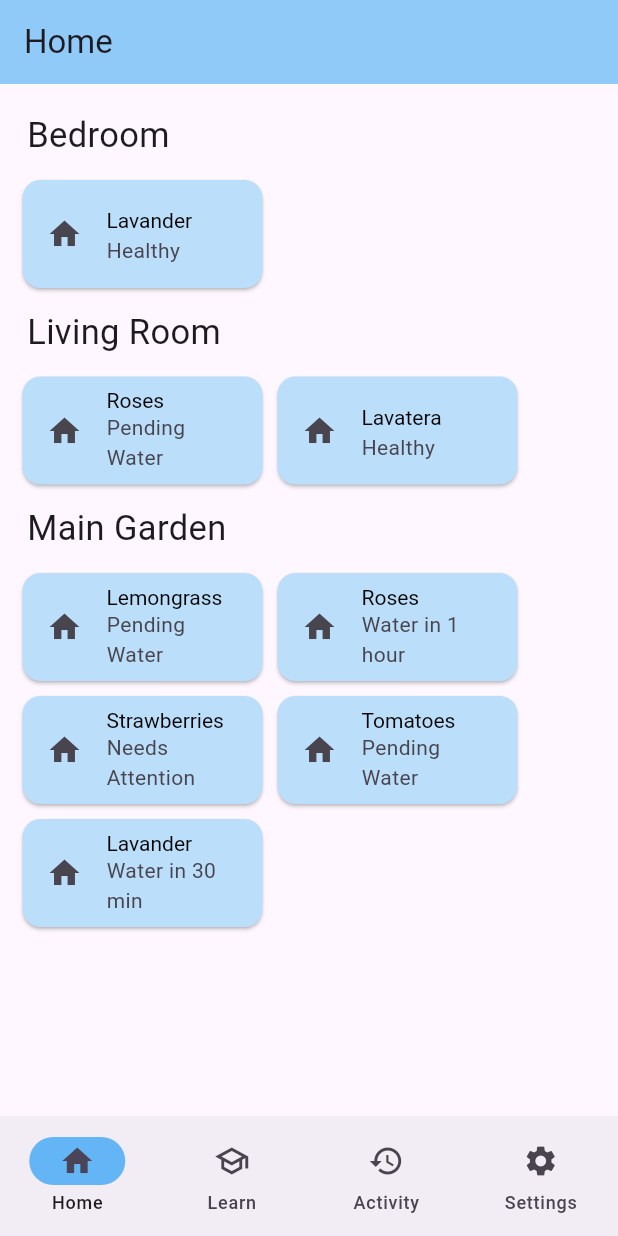
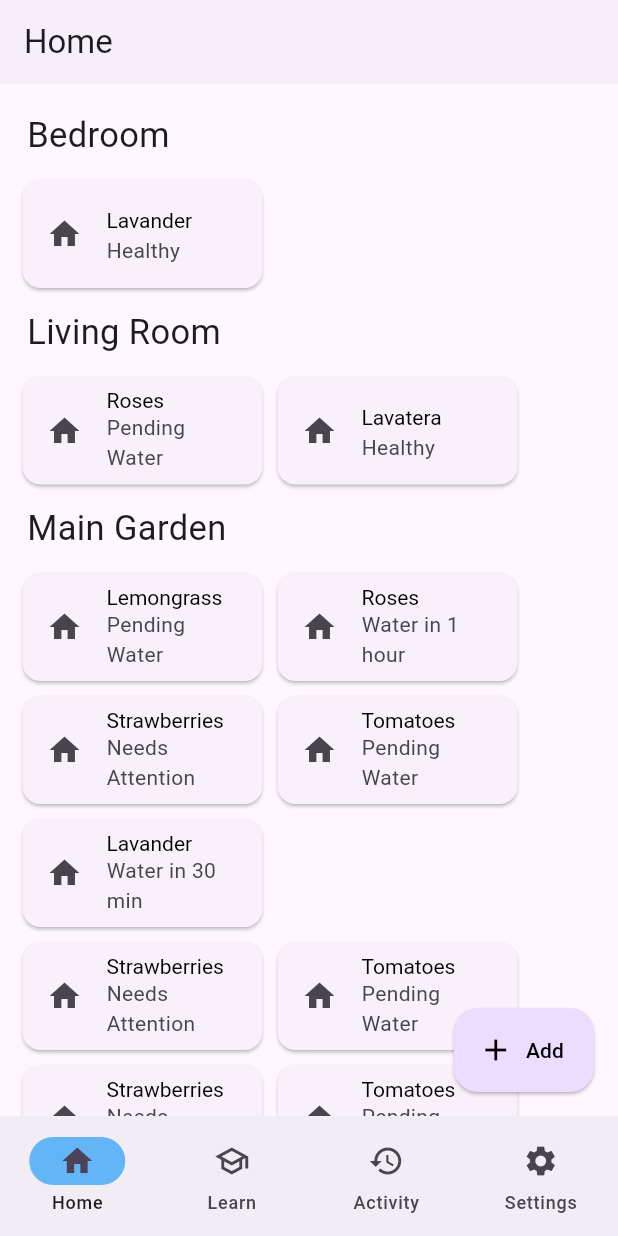
Before and after one commit to nexgeniusupc/plantguard-mobile, a Flutter app: the screen it shows after launch, on a phone screen of 412 x 824 dp. Run offline on Flutter 3.47's test engine with Material 2 defaults, Android fonts, the phone set to English and light mode, and no system bars.

Commit message:
feat: home view scrollable and added neutral colors

```diff
--- a/lib/views/app_card.dart
+++ b/lib/views/app_card.dart
@@ -20,7 +20,7 @@ class _AppCardState extends State<AppCard> {
       children: [
         Card(
           margin: EdgeInsets.all(5.0),
-          color: Colors.blue[100],
+          borderOnForeground: true,
           child: SizedBox(
             width: 160,
             child: ListTile(
--- a/lib/views/home_view.dart
+++ b/lib/views/home_view.dart
@@ -17,9 +17,10 @@ class _HomeViewState extends State<HomeView> {
     return Scaffold(
       appBar: AppBar(
         title: const Text('Home'),
-        backgroundColor: Colors.blue[200],
+        elevation: 1,
       ),
-      body: Padding(
+      body: SingleChildScrollView(
+       child: Padding(
         padding: const EdgeInsets.all(10.0),
         child: Column(
           crossAxisAlignment: CrossAxisAlignment.start,
@@ -107,15 +108,49 @@ class _HomeViewState extends State<HomeView> {
               ),
             ],
           ),
+          Row(
+            children: [
+              AppCard(
+                icon: Icon(Icons.home),
+                title: Text('Strawberries'),
+                subtitle: Text('Needs Attention'),
+              ),
+              AppCard(
+                icon: Icon(Icons.home),
+                title: Text('Tomatoes'),
+                subtitle: Text('Pending Water'),
+              ),
+            ],
+          ),
+          Row(
+            children: [
+              AppCard(
+                icon: Icon(Icons.home),
+                title: Text('Strawberries'),
+                subtitle: Text('Needs Attention'),
+              ),
+              AppCard(
+                icon: Icon(Icons.home),
+                title: Text('Tomatoes'),
+                subtitle: Text('Pending Water'),
+              ),
+            ],
+          ),
         ]),
+      ),
       ),
       // esa coma del final se llama trailing o dangling comma
       // acostumbrate a ponerla siempre al final
       // el formatter te va a ayudar automáticamente
       // para activar el formatter, Shift + Alt + F
-      // floatingActionButton: FloatingActionButton(
-      //   onPressed: () {},
-      // ),
+      floatingActionButton: FloatingActionButton.extended(
+        onPressed: () {},
+        elevation: 1,
+        foregroundColor: Colors.black,
+        icon: const Icon(Icons.add),
+        label: const Text('Add'),
+
+        ),
       bottomNavigationBar: NavigationBar(
         onDestinationSelected: (int index) {
           setState(() {
```
